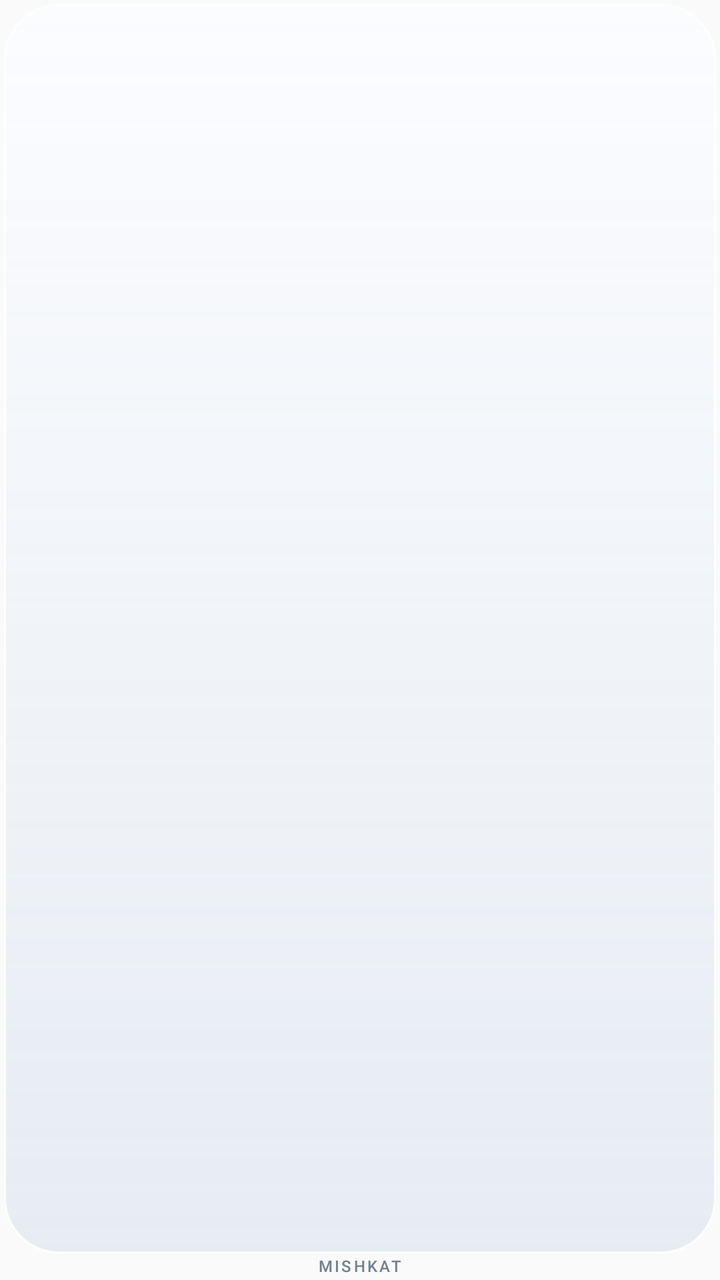
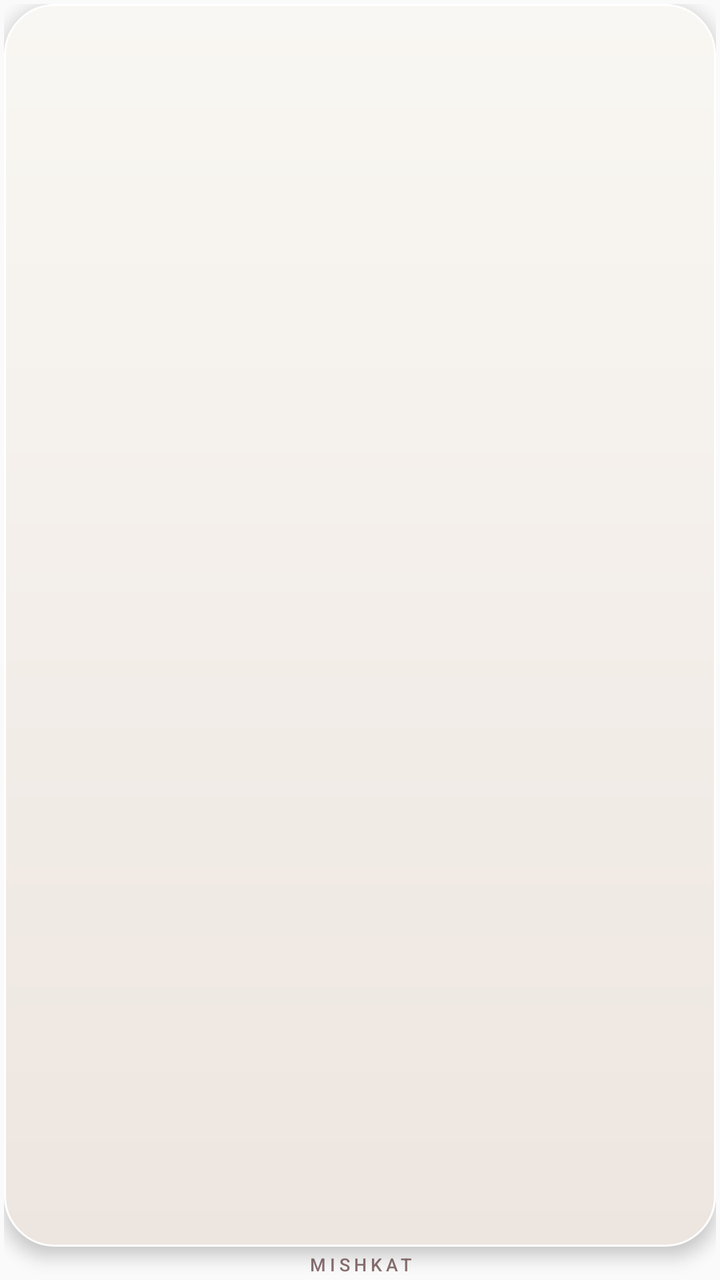

Two renders of the same Android screen: before a commit and after it. Below are the layout's source before the change and the commit's diff.
<!-- AndroidManifest.xml: application theme android:Theme.Material.Light.NoActionBar -->
<!-- res/layout/widget_verse.xml -->
<?xml version="1.0" encoding="utf-8"?>
<LinearLayout xmlns:android="http://schemas.android.com/apk/res/android"
 android:id="@+id/widget_root" android:layout_width="match_parent" android:layout_height="match_parent"
 android:orientation="vertical" android:gravity="center" android:background="@android:color/transparent"
 android:padding="2dp">
 <FrameLayout android:layout_width="match_parent" android:layout_height="0dp"
  android:layout_weight="1" android:background="@drawable/widget_liquid_glass_bg" android:padding="15dp">
  <LinearLayout android:layout_width="match_parent" android:layout_height="match_parent"
   android:gravity="center" android:orientation="vertical">
   <TextView android:id="@+id/verse_text" android:layout_width="match_parent" android:layout_height="wrap_content"
    android:autoSizeMaxTextSize="26sp" android:autoSizeMinTextSize="12sp" android:autoSizeStepGranularity="1sp"
    android:autoSizeTextType="uniform" android:fontFamily="@font/amiri_quran" android:gravity="center"
    android:includeFontPadding="false" android:maxLines="2" android:ellipsize="end"
    android:textColor="#202631" android:textDirection="rtl" android:textSize="24sp" />
   <TextView android:id="@+id/verse_source" android:layout_width="match_parent" android:layout_height="wrap_content"
    android:layout_marginTop="5dp" android:fontFamily="@font/ibm_plex_sans_arabic" android:gravity="center"
    android:includeFontPadding="false" android:maxLines="1" android:textColor="#66717D"
    android:textDirection="rtl" android:textSize="10sp" />
  </LinearLayout>
 </FrameLayout>
 <TextView android:id="@+id/widget_brand" android:layout_width="match_parent" android:layout_height="wrap_content"
  android:layout_marginTop="2dp" android:fontFamily="sans-serif-medium" android:gravity="center"
  android:includeFontPadding="false" android:letterSpacing="0.14" android:maxLines="1"
  android:text="@string/widget_label_mishkat" android:textColor="#718091" android:textSize="8sp" />
</LinearLayout>
<!-- resources referenced by this layout -->
<resources>
  <!-- drawable widget_liquid_glass_bg (drawable) -->
  <?xml version="1.0" encoding="utf-8"?>
  <shape xmlns:android="http://schemas.android.com/apk/res/android" android:shape="rectangle">
   <corners android:radius="27dp"/>
   <gradient android:angle="270" android:startColor="#EAFBFCFF" android:centerColor="#DDEEF2F7" android:endColor="#CFE3E9F1"/>
   <stroke android:width="1dp" android:color="#D9FFFFFF"/>
  </shape>
  <string name="widget_label_mishkat">MISHKAT</string>
</resources>

<!-- the commit's change to res/layout/widget_verse.xml (unified diff, before → after) -->
@@ -1,25 +1,77 @@
 <?xml version="1.0" encoding="utf-8"?>
 <LinearLayout xmlns:android="http://schemas.android.com/apk/res/android"
- android:id="@+id/widget_root" android:layout_width="match_parent" android:layout_height="match_parent"
- android:orientation="vertical" android:gravity="center" android:background="@android:color/transparent"
- android:padding="2dp">
- <FrameLayout android:layout_width="match_parent" android:layout_height="0dp"
-  android:layout_weight="1" android:background="@drawable/widget_liquid_glass_bg" android:padding="15dp">
-  <LinearLayout android:layout_width="match_parent" android:layout_height="match_parent"
-   android:gravity="center" android:orientation="vertical">
-   <TextView android:id="@+id/verse_text" android:layout_width="match_parent" android:layout_height="wrap_content"
-    android:autoSizeMaxTextSize="26sp" android:autoSizeMinTextSize="12sp" android:autoSizeStepGranularity="1sp"
-    android:autoSizeTextType="uniform" android:fontFamily="@font/amiri_quran" android:gravity="center"
-    android:includeFontPadding="false" android:maxLines="2" android:ellipsize="end"
-    android:textColor="#202631" android:textDirection="rtl" android:textSize="24sp" />
-   <TextView android:id="@+id/verse_source" android:layout_width="match_parent" android:layout_height="wrap_content"
-    android:layout_marginTop="5dp" android:fontFamily="@font/ibm_plex_sans_arabic" android:gravity="center"
-    android:includeFontPadding="false" android:maxLines="1" android:textColor="#66717D"
-    android:textDirection="rtl" android:textSize="10sp" />
-  </LinearLayout>
- </FrameLayout>
- <TextView android:id="@+id/widget_brand" android:layout_width="match_parent" android:layout_height="wrap_content"
-  android:layout_marginTop="2dp" android:fontFamily="sans-serif-medium" android:gravity="center"
-  android:includeFontPadding="false" android:letterSpacing="0.14" android:maxLines="1"
-  android:text="@string/widget_label_mishkat" android:textColor="#718091" android:textSize="8sp" />
+    android:id="@+id/widget_root"
+    android:layout_width="match_parent"
+    android:layout_height="match_parent"
+    android:orientation="vertical"
+    android:gravity="center"
+    android:background="@android:color/transparent"
+    android:padding="2dp">
+
+    <FrameLayout
+        android:layout_width="match_parent"
+        android:layout_height="0dp"
+        android:layout_weight="1"
+        android:background="@drawable/widget_liquid_glass_bg"
+        android:elevation="5dp"
+        android:paddingStart="18dp"
+        android:paddingEnd="18dp"
+        android:paddingTop="13dp"
+        android:paddingBottom="12dp">
+
+        <LinearLayout
+            android:layout_width="match_parent"
+            android:layout_height="match_parent"
+            android:gravity="center"
+            android:orientation="vertical">
+
+            <TextView
+                android:id="@+id/verse_text"
+                android:layout_width="match_parent"
+                android:layout_height="0dp"
+                android:layout_weight="1"
+                android:autoSizeMaxTextSize="28sp"
+                android:autoSizeMinTextSize="14sp"
+                android:autoSizeStepGranularity="1sp"
+                android:autoSizeTextType="uniform"
+                android:breakStrategy="high_quality"
+                android:fontFamily="@font/amiri_quran"
+                android:gravity="center"
+                android:includeFontPadding="true"
+                android:lineSpacingExtra="2dp"
+                android:lineSpacingMultiplier="1.08"
+                android:maxLines="2"
+                android:textAlignment="center"
+                android:textColor="#542B35"
+                android:textDirection="rtl"
+                android:textSize="26sp" />
+
+            <TextView
+                android:id="@+id/verse_source"
+                android:layout_width="match_parent"
+                android:layout_height="wrap_content"
+                android:layout_marginTop="5dp"
+                android:fontFamily="@font/ibm_plex_sans_arabic"
+                android:gravity="center"
+                android:includeFontPadding="true"
+                android:maxLines="1"
+                android:textColor="#8B7374"
+                android:textDirection="rtl"
+                android:textSize="11sp" />
+        </LinearLayout>
+    </FrameLayout>
+
+    <TextView
+        android:id="@+id/widget_brand"
+        android:layout_width="match_parent"
+        android:layout_height="wrap_content"
+        android:layout_marginTop="4dp"
+        android:fontFamily="sans-serif-medium"
+        android:gravity="center"
+        android:includeFontPadding="false"
+        android:letterSpacing="0.22"
+        android:maxLines="1"
+        android:text="@string/widget_label_mishkat"
+        android:textColor="#896F72"
+        android:textSize="9sp" />
 </LinearLayout>
<!-- resource entries referenced after the edit -->
@@ -2,11 +2,20 @@
 <resources>
   <!-- drawable widget_liquid_glass_bg (drawable) -->
   <?xml version="1.0" encoding="utf-8"?>
-  <shape xmlns:android="http://schemas.android.com/apk/res/android" android:shape="rectangle">
-   <corners android:radius="27dp"/>
-   <gradient android:angle="270" android:startColor="#EAFBFCFF" android:centerColor="#DDEEF2F7" android:endColor="#CFE3E9F1"/>
-   <stroke android:width="1dp" android:color="#D9FFFFFF"/>
-  </shape>
+  <layer-list xmlns:android="http://schemas.android.com/apk/res/android">
+      <item>
+          <shape android:shape="rectangle">
+              <corners android:radius="25dp" />
+              <gradient
+                  android:type="linear"
+                  android:angle="270"
+                  android:startColor="#F9F7F3"
+                  android:centerColor="#F3EEE9"
+                  android:endColor="#EDE5E0" />
+              <stroke android:width="1dp" android:color="#FFFFFFFF" />
+          </shape>
+      </item>
+  </layer-list>
   <string name="widget_label_mishkat">MISHKAT</string>
 </resources>
 
